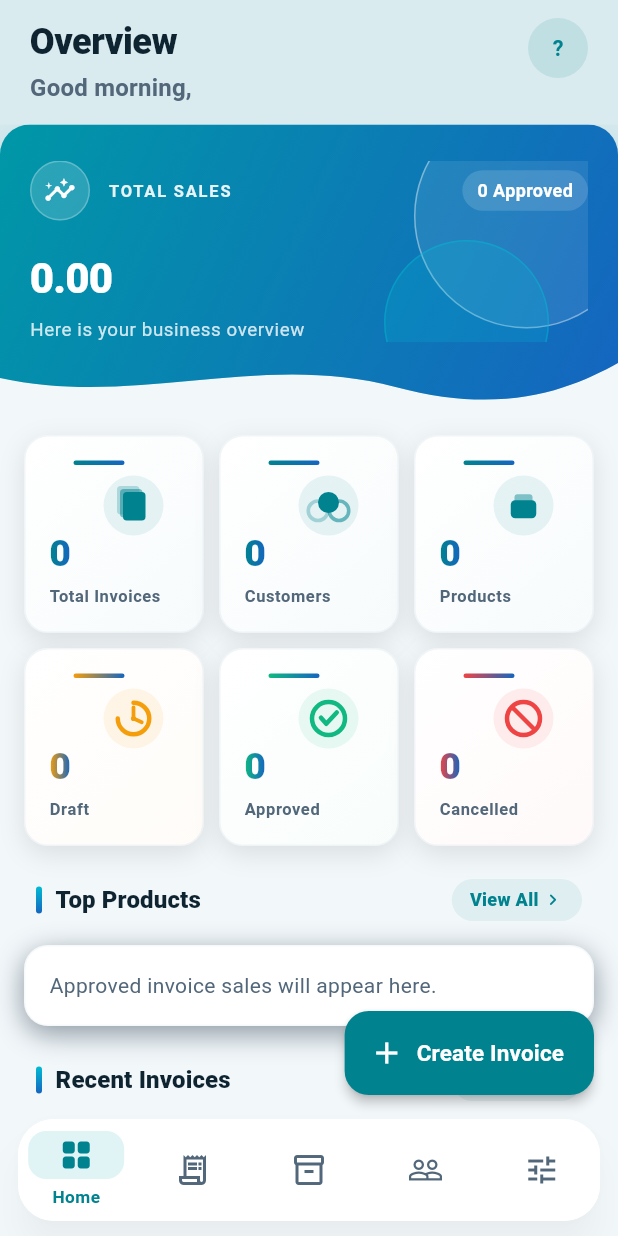
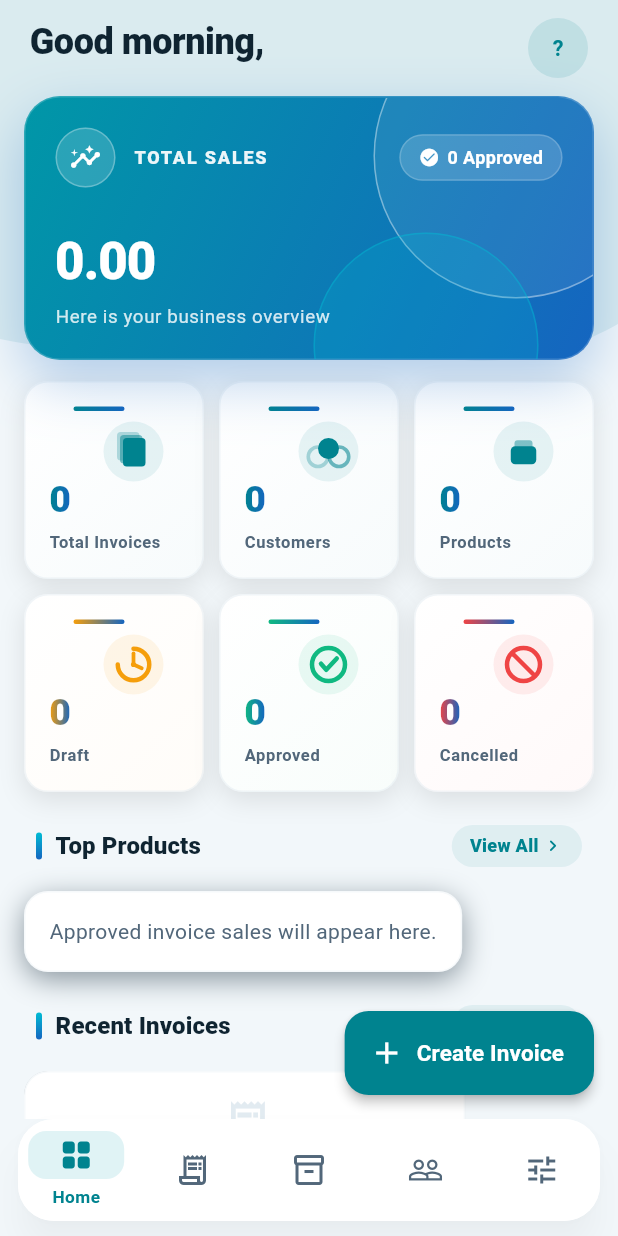
Before and after one commit to dawoodbaids/Erp-App, a Flutter app: the screen it shows once a user with an empty profile is signed in, on a phone screen of 412 x 824 dp. Run offline on Flutter 3.47's test engine with Material 3 defaults, Android fonts, the phone set to English and light mode, and no system bars; our stand-ins replace cloud_firestore, firebase_auth, firebase_core, get, image_picker, shared_preferences; missing offline and left inert: google_mlkit_barcode_scanning, mobile_scanner; accounts and stored records are empty.

Commit message:
Redesign Total Sales card, make it sticky, remove Overview title

```diff
--- a/lib/screens/dashboard/dashboard_screen.dart
+++ b/lib/screens/dashboard/dashboard_screen.dart
@@ -11,6 +11,7 @@ import '../../controllers/settings_controller.dart';
 import '../../controllers/shell_controller.dart';
 import '../../core/routes/app_routes.dart';
 import '../../core/theme/app_colors.dart';
+import '../../core/theme/app_radius.dart';
 import '../../core/utils/formatters.dart';
 import '../../models/dashboard.dart';
 import '../../models/invoice.dart';
@@ -103,22 +104,14 @@ class _DashboardScreenState extends State<DashboardScreen> {
 
               return RefreshIndicator(
                 onRefresh: _refresh,
-                child: ListView(
+                child: SafeArea(
+                  bottom: false,
+                  child: CustomScrollView(
                     physics: const AlwaysScrollableScrollPhysics(),
-                  padding: const EdgeInsets.fromLTRB(0, 0, 0, 96),
-                  children: [
-                    SafeArea(
-                      bottom: false,
+                    slivers: [
+                      SliverToBoxAdapter(
                         child: AppPageHeader(
-                        title: 'dashboard.overview'.tr,
-                        subtitle: _greetingText(name),
-                        subtitleStyle: Theme.of(context).textTheme.titleMedium
-                            ?.copyWith(
-                              fontWeight: FontWeight.w700,
-                              color: Theme.of(
-                                context,
-                              ).colorScheme.onSurfaceVariant,
-                            ),
+                          title: _greetingText(name),
                           padding: const EdgeInsets.fromLTRB(20, 12, 20, 12),
                           actions: [
                             Padding(
@@ -128,15 +121,31 @@ class _DashboardScreenState extends State<DashboardScreen> {
                           ],
                         ),
                       ),
-                    _SalesHero(summary: summary),
+                      SliverPersistentHeader(
+                        pinned: true,
+                        delegate: _SalesHeroDelegate(
+                          summary: summary,
+                          extent: _heroExtent(context),
+                        ),
+                      ),
+                      SliverToBoxAdapter(
+                        child: Padding(
+                          padding: const EdgeInsets.only(bottom: 96),
+                          child: Column(
+                            crossAxisAlignment: CrossAxisAlignment.start,
+                            children: [
                               const SizedBox(height: 14),
                               Padding(
-                      padding: const EdgeInsets.symmetric(horizontal: 16),
+                                padding: const EdgeInsets.symmetric(
+                                  horizontal: 16,
+                                ),
                                 child: _SummaryGrid(summary: summary),
                               ),
                               const SizedBox(height: 22),
                               Padding(
-                      padding: const EdgeInsets.symmetric(horizontal: 20),
+                                padding: const EdgeInsets.symmetric(
+                                  horizontal: 20,
+                                ),
                                 child: AppSectionHeader(
                                   title: 'dashboard.topProducts'.tr,
                                   actionLabel: 'dashboard.viewAll'.tr,
@@ -147,7 +156,9 @@ class _DashboardScreenState extends State<DashboardScreen> {
                               const _TopProducts(),
                               const SizedBox(height: 22),
                               Padding(
-                      padding: const EdgeInsets.symmetric(horizontal: 20),
+                                padding: const EdgeInsets.symmetric(
+                                  horizontal: 20,
+                                ),
                                 child: AppSectionHeader(
                                   title: 'dashboard.recentInvoices'.tr,
                                   actionLabel: 'dashboard.viewAll'.tr,
@@ -158,38 +169,62 @@ class _DashboardScreenState extends State<DashboardScreen> {
                               _RecentInvoices(),
                               const SizedBox(height: 22),
                               Padding(
-                      padding: const EdgeInsets.symmetric(horizontal: 20),
-                      child: AppSectionHeader(title: 'dashboard.salesTrend'.tr),
+                                padding: const EdgeInsets.symmetric(
+                                  horizontal: 20,
+                                ),
+                                child: AppSectionHeader(
+                                  title: 'dashboard.salesTrend'.tr,
+                                ),
                               ),
                               Padding(
-                      padding: const EdgeInsets.fromLTRB(16, 8, 16, 0),
-                      child: _SalesTrendCard(points: dashboard.salesTrend),
+                                padding: const EdgeInsets.fromLTRB(
+                                  16,
+                                  8,
+                                  16,
+                                  0,
+                                ),
+                                child: _SalesTrendCard(
+                                  points: dashboard.salesTrend,
+                                ),
                               ),
                               const SizedBox(height: 22),
                               Padding(
-                      padding: const EdgeInsets.symmetric(horizontal: 20),
+                                padding: const EdgeInsets.symmetric(
+                                  horizontal: 20,
+                                ),
                                 child: AppSectionHeader(
                                   title: 'dashboard.invoiceStatus'.tr,
                                 ),
                               ),
                               Padding(
-                      padding: const EdgeInsets.fromLTRB(16, 8, 16, 0),
+                                padding: const EdgeInsets.fromLTRB(
+                                  16,
+                                  8,
+                                  16,
+                                  0,
+                                ),
                                 child: _StatusCard(status: status),
                               ),
                               const SizedBox(height: 22),
                               Padding(
-                      padding: const EdgeInsets.symmetric(horizontal: 20),
+                                padding: const EdgeInsets.symmetric(
+                                  horizontal: 20,
+                                ),
                                 child: AppSectionHeader(
                                   title: 'dashboard.quickActions'.tr,
                                 ),
                               ),
                               Padding(
-                      padding: const EdgeInsets.symmetric(horizontal: 16),
+                                padding: const EdgeInsets.symmetric(
+                                  horizontal: 16,
+                                ),
                                 child: _QuickActions(shell: shell),
                               ),
                               const SizedBox(height: 22),
                               Padding(
-                      padding: const EdgeInsets.symmetric(horizontal: 20),
+                                padding: const EdgeInsets.symmetric(
+                                  horizontal: 20,
+                                ),
                                 child: AppSectionHeader(
                                   title: 'dashboard.recentActivity'.tr,
                                 ),
@@ -197,6 +232,11 @@ class _DashboardScreenState extends State<DashboardScreen> {
                               const SizedBox(height: 4),
                               const _RecentActivity(),
                             ],
+                          ),
+                        ),
+                      ),
+                    ],
+                  ),
                 ),
               );
             },
@@ -221,133 +261,285 @@ class _DashboardScreenState extends State<DashboardScreen> {
         : 'dashboard.goodEvening'.tr;
     return '$greeting, $name';
   }
+
+  double _heroExtent(BuildContext context) {
+    final width = MediaQuery.sizeOf(context).width;
+    return width >= 600 ? 150 : 176;
+  }
 }
 
 class _SalesHero extends StatelessWidget {
   final DashboardSummary summary;
+  final bool wide;
 
-  const _SalesHero({required this.summary});
+  const _SalesHero({required this.summary, this.wide = false});
 
   @override
   Widget build(BuildContext context) {
     final theme = Theme.of(context);
     final isDark = theme.brightness == Brightness.dark;
 
-    return ClipPath(
-      clipper: WaveClipper(),
-      child: Container(
-        padding: const EdgeInsets.fromLTRB(20, 24, 20, 48),
+    return Container(
+      width: double.infinity,
+      clipBehavior: Clip.antiAlias,
       decoration: BoxDecoration(
         gradient: const LinearGradient(
           begin: Alignment.topLeft,
           end: Alignment.bottomRight,
           colors: [AppColors.brandStart, AppColors.brandEnd],
         ),
-          borderRadius: BorderRadius.circular(20),
+        borderRadius: AppRadius.all(AppRadius.xxl),
+        border: Border.all(
+          color: Colors.white.withValues(alpha: isDark ? 0.1 : 0.18),
+        ),
         boxShadow: [
           BoxShadow(
-              color: AppColors.primary.withValues(alpha: isDark ? 0.35 : 0.28),
-              blurRadius: 26,
-              offset: const Offset(0, 12),
+            color: AppColors.brandEnd.withValues(alpha: isDark ? 0.45 : 0.3),
+            blurRadius: 32,
+            offset: const Offset(0, 14),
           ),
         ],
       ),
       child: Stack(
         children: [
           Positioned(
-              right: -34,
-              top: -38,
+            right: -44,
+            top: -56,
             child: _GlowCircle(
-                size: 150,
-                color: Colors.white.withValues(alpha: isDark ? 0.05 : 0.09),
+              size: 190,
+              color: Colors.white.withValues(alpha: isDark ? 0.05 : 0.08),
             ),
           ),
           Positioned(
-              right: 26,
-              bottom: -42,
+            right: 36,
+            bottom: -66,
             child: _GlowCircle(
-                size: 110,
+              size: 150,
               color: AppColors.cyan.withValues(alpha: isDark ? 0.16 : 0.2),
             ),
           ),
-            Column(
+          Padding(
+            padding: EdgeInsets.symmetric(
+              horizontal: wide ? 28 : 20,
+              vertical: wide ? 18 : 20,
+            ),
+            child: wide ? _buildWide(theme) : _buildStacked(theme),
+          ),
+        ],
+      ),
+    );
+  }
+
+  Widget _buildStacked(ThemeData theme) {
+    return Column(
       crossAxisAlignment: CrossAxisAlignment.start,
       children: [
         Row(
           children: [
-                    Container(
-                      width: 40,
-                      height: 40,
-                      decoration: BoxDecoration(
-                        color: AppColors.onPrimary.withValues(alpha: 0.16),
-                        shape: BoxShape.circle,
-                        border: Border.all(
-                          color: AppColors.onPrimary.withValues(alpha: 0.25),
-                        ),
-                      ),
-                      child: const Icon(
-                        Icons.insights_rounded,
-                        color: AppColors.onPrimary,
-                        size: 21,
-                      ),
-                    ),
+            _SalesIcon(size: 40, iconSize: 21),
             const SizedBox(width: 12),
-                    Text(
+            Expanded(
+              child: Text(
                 'dashboard.totalSales'.tr,
-                      style: theme.textTheme.labelSmall?.copyWith(
-                        color: AppColors.onPrimary.withValues(alpha: 0.9),
-                        fontWeight: FontWeight.w700,
+                maxLines: 1,
+                overflow: TextOverflow.ellipsis,
+                style: theme.textTheme.labelMedium?.copyWith(
+                  color: Colors.white.withValues(alpha: 0.92),
+                  fontWeight: FontWeight.w800,
                   letterSpacing: 1.2,
                 ),
               ),
+            ),
+            const SizedBox(width: 8),
+            _ApprovedPill(count: summary.approvedInvoices),
+          ],
+        ),
         const Spacer(),
-                    Container(
-                      padding: const EdgeInsets.symmetric(
-                        horizontal: 10,
-                        vertical: 5,
+        _Amount(
+          summary: summary,
+          style: theme.textTheme.headlineMedium?.copyWith(
+            color: Colors.white,
+            fontWeight: FontWeight.w900,
+            letterSpacing: -0.6,
+            fontSize: 34,
           ),
+        ),
+        const SizedBox(height: 6),
+        Text(
+          'dashboard.subtitle'.tr,
+          maxLines: 1,
+          overflow: TextOverflow.ellipsis,
+          style: theme.textTheme.bodySmall?.copyWith(
+            color: Colors.white.withValues(alpha: 0.82),
+          ),
+        ),
+      ],
+    );
+  }
+
+  Widget _buildWide(ThemeData theme) {
+    return Row(
+      children: [
+        _SalesIcon(size: 46, iconSize: 23),
+        const SizedBox(width: 18),
+        Expanded(
+          child: Column(
+            mainAxisSize: MainAxisSize.min,
+            crossAxisAlignment: CrossAxisAlignment.start,
+            children: [
+              Text(
+                'dashboard.totalSales'.tr,
+                maxLines: 1,
+                overflow: TextOverflow.ellipsis,
+                style: theme.textTheme.labelMedium?.copyWith(
+                  color: Colors.white.withValues(alpha: 0.92),
+                  fontWeight: FontWeight.w800,
+                  letterSpacing: 1.2,
+                ),
+              ),
+              const SizedBox(height: 6),
+              _Amount(
+                summary: summary,
+                style: theme.textTheme.headlineMedium?.copyWith(
+                  color: Colors.white,
+                  fontWeight: FontWeight.w900,
+                  letterSpacing: -0.6,
+                  fontSize: 30,
+                ),
+              ),
+              const SizedBox(height: 4),
+              Text(
+                'dashboard.subtitle'.tr,
+                maxLines: 1,
+                overflow: TextOverflow.ellipsis,
+                style: theme.textTheme.bodySmall?.copyWith(
+                  color: Colors.white.withValues(alpha: 0.82),
+                ),
+              ),
+            ],
+          ),
+        ),
+        const SizedBox(width: 16),
+        _ApprovedPill(count: summary.approvedInvoices),
+      ],
+    );
+  }
+}
+
+/// Pins the Total Sales card to the top of the screen while the rest of the
+/// dashboard content scrolls underneath it.
+class _SalesHeroDelegate extends SliverPersistentHeaderDelegate {
+  _SalesHeroDelegate({required this.summary, required this.extent});
+
+  final DashboardSummary summary;
+  final double extent;
+
+  @override
+  double get minExtent => extent;
+
+  @override
+  double get maxExtent => extent;
+
+  @override
+  Widget build(
+    BuildContext context,
+    double shrinkOffset,
+    bool overlapsContent,
+  ) {
+    final wide = MediaQuery.sizeOf(context).width >= 600;
+    return Align(
+      alignment: Alignment.topCenter,
+      child: SizedBox(
+        height: extent,
+        width: double.infinity,
+        child: Padding(
+          padding: const EdgeInsets.fromLTRB(16, 0, 16, 0),
+          child: _SalesHero(summary: summary, wide: wide),
+        ),
+      ),
+    );
+  }
+
+  @override
+  bool shouldRebuild(covariant _SalesHeroDelegate oldDelegate) =>
+      oldDelegate.summary != summary || oldDelegate.extent != extent;
+}
+
+class _SalesIcon extends StatelessWidget {
+  final double size;
+  final double iconSize;
+
+  const _SalesIcon({required this.size, required this.iconSize});
+
+  @override
+  Widget build(BuildContext context) {
+    return Container(
+      width: size,
+      height: size,
       decoration: BoxDecoration(
-                        color: AppColors.onPrimary.withValues(alpha: 0.14),
+        color: Colors.white.withValues(alpha: 0.16),
+        shape: BoxShape.circle,
+        border: Border.all(color: Colors.white.withValues(alpha: 0.28)),
+      ),
+      child: Icon(Icons.insights_rounded, color: Colors.white, size: iconSize),
+    );
+  }
+}
+
+class _ApprovedPill extends StatelessWidget {
+  final int count;
+
+  const _ApprovedPill({required this.count});
+
+  @override
+  Widget build(BuildContext context) {
+    return Container(
+      padding: const EdgeInsets.symmetric(horizontal: 12, vertical: 6),
+      decoration: BoxDecoration(
+        color: Colors.white.withValues(alpha: 0.16),
         borderRadius: BorderRadius.circular(999),
+        border: Border.all(color: Colors.white.withValues(alpha: 0.18)),
       ),
-                      child: Text(
-                        '${summary.approvedInvoices} ${'dashboard.approved'.tr}',
+      child: Row(
+        mainAxisSize: MainAxisSize.min,
+        children: [
+          const Icon(Icons.check_circle_rounded, size: 14, color: Colors.white),
+          const SizedBox(width: 5),
+          Text(
+            '$count ${'dashboard.approved'.tr}',
+            maxLines: 1,
             style: const TextStyle(
-                          color: AppColors.onPrimary,
+              color: Colors.white,
               fontSize: 12,
               fontWeight: FontWeight.w700,
             ),
           ),
-                    ),
         ],
       ),
-                const SizedBox(height: 20),
-                Obx(() {
-                  final code =
-                      Get.find<SettingsController>().defaultCurrency?.code ??
-                      '';
-                  return Text(
+    );
+  }
+}
+
+class _Amount extends StatelessWidget {
+  final DashboardSummary summary;
+  final TextStyle? style;
+
+  const _Amount({required this.summary, required this.style});
+
+  @override
+  Widget build(BuildContext context) {
+    return Obx(() {
+      final code = Get.find<SettingsController>().defaultCurrency?.code ?? '';
+      return FittedBox(
+        fit: BoxFit.scaleDown,
+        alignment: AlignmentDirectional.centerStart,
+        child: Text(
           '${Formatters.amount(summary.totalSales)} $code',
-                    style: theme.textTheme.headlineMedium?.copyWith(
-                      color: AppColors.onPrimary,
-                      fontWeight: FontWeight.w900,
-                      letterSpacing: -0.5,
+          maxLines: 1,
+          style: style,
         ),
       );
-                }),
-                const SizedBox(height: 8),
-                Text(
-                  'dashboard.subtitle'.tr,
-                  style: theme.textTheme.bodySmall?.copyWith(
-                    color: AppColors.onPrimary.withValues(alpha: 0.8),
-                  ),
-                ),
-              ],
-            ),
-          ],
-        ),
-      ),
-    );
+    });
   }
 }
 
```
Lines whose indentation alone changed are shown as unchanged.
